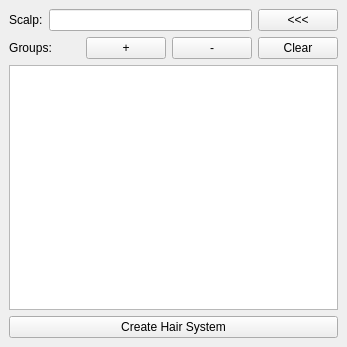
Before: the Qt Designer form hair/hairSystem/hair.ui in skarone/PipeL, drawn with Qt 5.
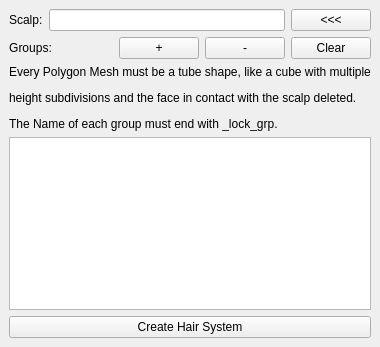
After: the same form once the commit is applied.

The edit to the form file:
```diff
--- a/hair/hairSystem/hair.ui
+++ b/hair/hairSystem/hair.ui
@@ -84,6 +84,13 @@
       </item>
      </layout>
     </item>
+    <item>
+     <widget class="QLabel" name="label_3">
+      <property name="text">
+       <string>&lt;html&gt;&lt;head/&gt;&lt;body&gt;&lt;p&gt;Every Polygon Mesh must be a tube shape, like a cube with multiple&lt;/p&gt;&lt;p&gt;height subdivisions and the face in contact with the scalp deleted.&lt;/p&gt;&lt;p&gt;The Name of each group must end with _lock_grp.&lt;/p&gt;&lt;/body&gt;&lt;/html&gt;</string>
+      </property>
+     </widget>
+    </item>
     <item>
      <widget class="QListWidget" name="groups_lw"/>
     </item>
```
